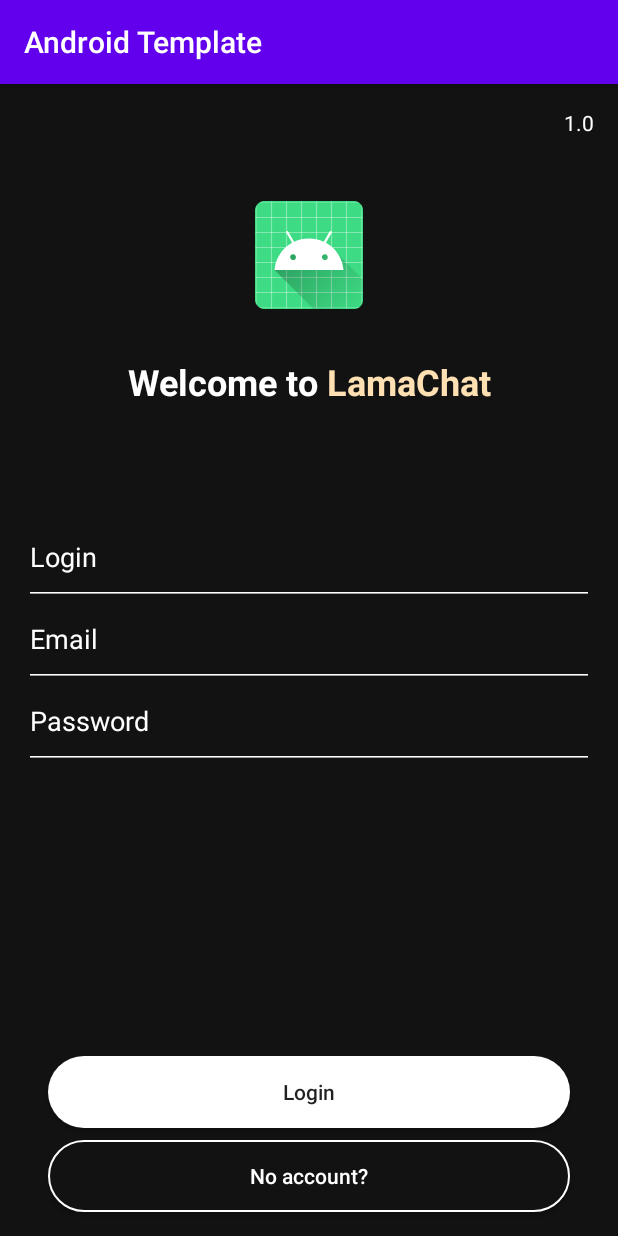
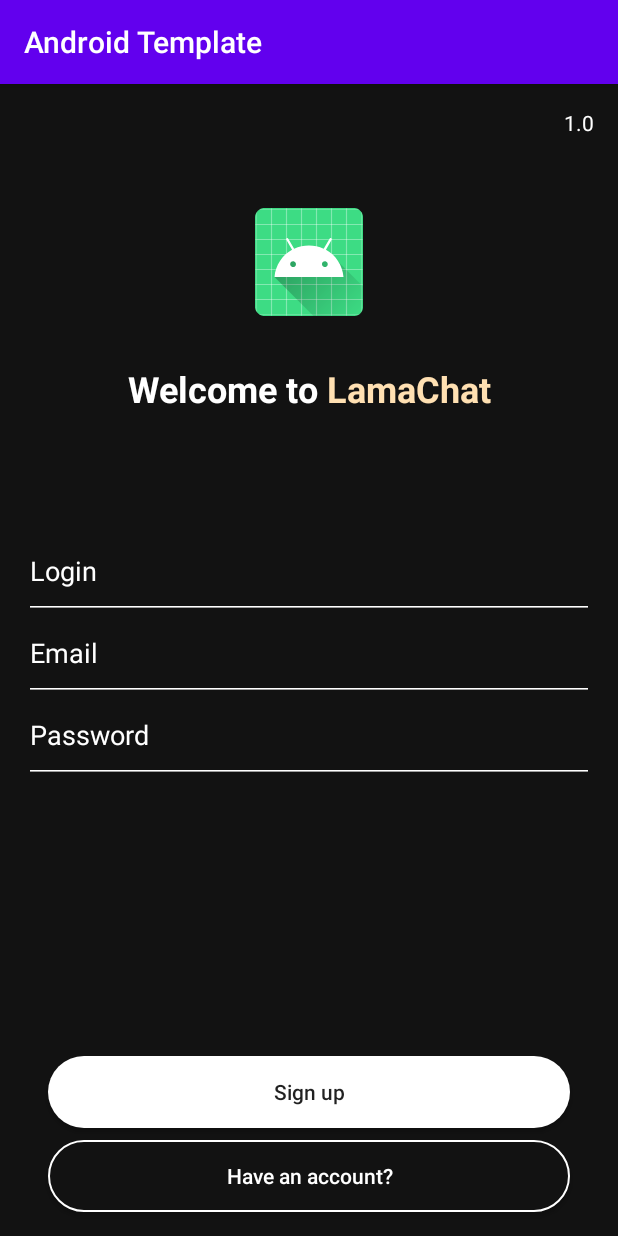
Before and after one commit to leffsu/LamaChat, an Android app: the fragment AuthFragment shown on its own in the app's theme, after a tap on "No account?", on a phone screen of 412 x 824 dp. Run offline under Robolectric (Android 15) with nearby library versions, the phone set to English and light mode, and no system bars; libraries missing offline, so code that uses them is left out: com.facebook.drawee, com.zhuinden.simplestack.

```diff
--- a/app/src/main/java/su/leff/androidtemplate/ui/auth/AuthFragment.kt
+++ b/app/src/main/java/su/leff/androidtemplate/ui/auth/AuthFragment.kt
@@ -4,14 +4,13 @@ import android.os.Bundle
 import android.text.Spannable
 import android.text.SpannableString
 import android.text.style.ForegroundColorSpan
-import androidx.fragment.app.Fragment
 import android.view.LayoutInflater
 import android.view.View
 import android.view.ViewGroup
+import android.view.animation.TranslateAnimation
 import android.widget.TextView
-import com.zhuinden.simplestackextensions.fragmentsktx.backstack
+import androidx.fragment.app.Fragment
 import kotlinx.android.synthetic.main.fragment_auth.*
-import kotlinx.android.synthetic.main.fragment_second.*
 import su.leff.androidtemplate.BuildConfig
 import su.leff.androidtemplate.R
 import su.leff.androidtemplate.navigation.BaseFragment
@@ -58,11 +57,15 @@ class AuthFragment : BaseFragment() {
                 AuthState.SIGN_IN -> {
                     currentState = AuthState.SIGN_UP
                     edtLogin.show()
+                    btnLogin.text = "Sign up"
+                    btnContactUs.text = "Have an account?"
                 }
 
                 AuthState.SIGN_UP -> {
                     currentState = AuthState.SIGN_IN
                     edtLogin.hide()
+                    btnLogin.text = "Login"
+                    btnContactUs.text = "No account?"
                 }
             }
         }
--- a/app/src/main/res/layout/fragment_auth.xml
+++ b/app/src/main/res/layout/fragment_auth.xml
@@ -20,7 +20,7 @@
     <androidx.constraintlayout.widget.ConstraintLayout
         android:layout_width="match_parent"
         android:layout_height="wrap_content"
-        app:layout_constraintBottom_toTopOf="@id/cvEditTextContainer"
+        app:layout_constraintBottom_toTopOf="@id/edtLogin"
         app:layout_constraintTop_toTopOf="parent">
 
         <ImageView
@@ -45,13 +45,6 @@
             app:layout_constraintTop_toBottomOf="@id/txvAppIcon" />
     </androidx.constraintlayout.widget.ConstraintLayout>
 
-    <androidx.constraintlayout.widget.ConstraintLayout
-        android:id="@+id/cvEditTextContainer"
-        android:layout_width="match_parent"
-        android:layout_height="wrap_content"
-        android:animateLayoutChanges="true"
-        app:layout_constraintBottom_toBottomOf="parent"
-        app:layout_constraintTop_toTopOf="parent">
 
     <androidx.appcompat.widget.AppCompatEditText
         android:id="@+id/edtLogin"
@@ -64,9 +57,9 @@
         android:textColor="@color/white"
         android:textColorHint="@color/white"
         android:visibility="gone"
+        app:layout_constraintBottom_toTopOf="@id/edtEmail"
         app:layout_constraintLeft_toLeftOf="parent"
-            app:layout_constraintRight_toRightOf="parent"
-            app:layout_constraintTop_toTopOf="parent" />
+        app:layout_constraintRight_toRightOf="parent" />
 
     <androidx.appcompat.widget.AppCompatEditText
         android:id="@+id/edtEmail"
@@ -78,9 +71,10 @@
         android:paddingBottom="20dp"
         android:textColor="@color/white"
         android:textColorHint="@color/white"
+        app:layout_constraintBottom_toBottomOf="parent"
         app:layout_constraintLeft_toLeftOf="parent"
         app:layout_constraintRight_toRightOf="parent"
-            app:layout_constraintTop_toBottomOf="@id/edtLogin" />
+        app:layout_constraintTop_toTopOf="parent" />
 
     <androidx.appcompat.widget.AppCompatEditText
         android:id="@+id/edtPassword"
@@ -103,7 +97,6 @@
         android:layout_marginRight="16dp"
         app:layout_constraintRight_toRightOf="parent"
         app:layout_constraintTop_toBottomOf="@id/edtPassword" />
-    </androidx.constraintlayout.widget.ConstraintLayout>
 
     <Button
         android:id="@+id/btnLogin"
```
Also changed, not shown: app/src/main/res/drawable-hdpi/ic_settings.png (added), app/src/main/res/drawable-mdpi/ic_settings.png (added), app/src/main/res/drawable-xhdpi/ic_settings.png (added), app/src/main/res/drawable-xxhdpi/ic_settings.png (added), app/src/main/res/drawable-xxxhdpi/ic_settings.png (added), 2 other files. Lines whose indentation alone changed are shown as unchanged.
